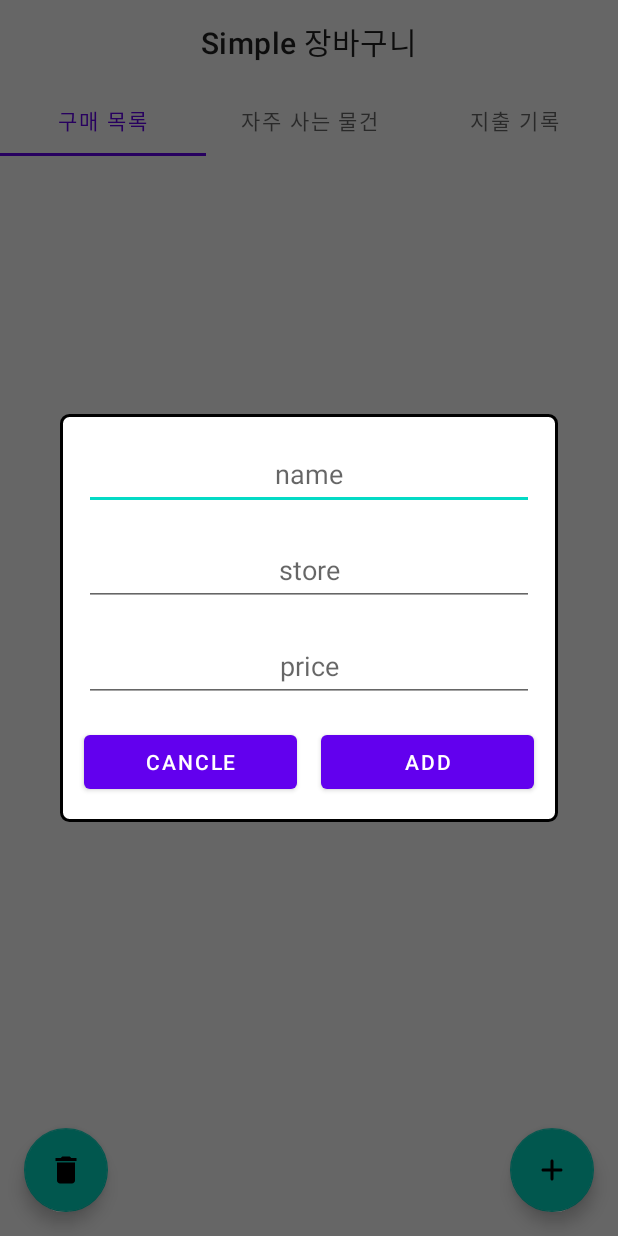
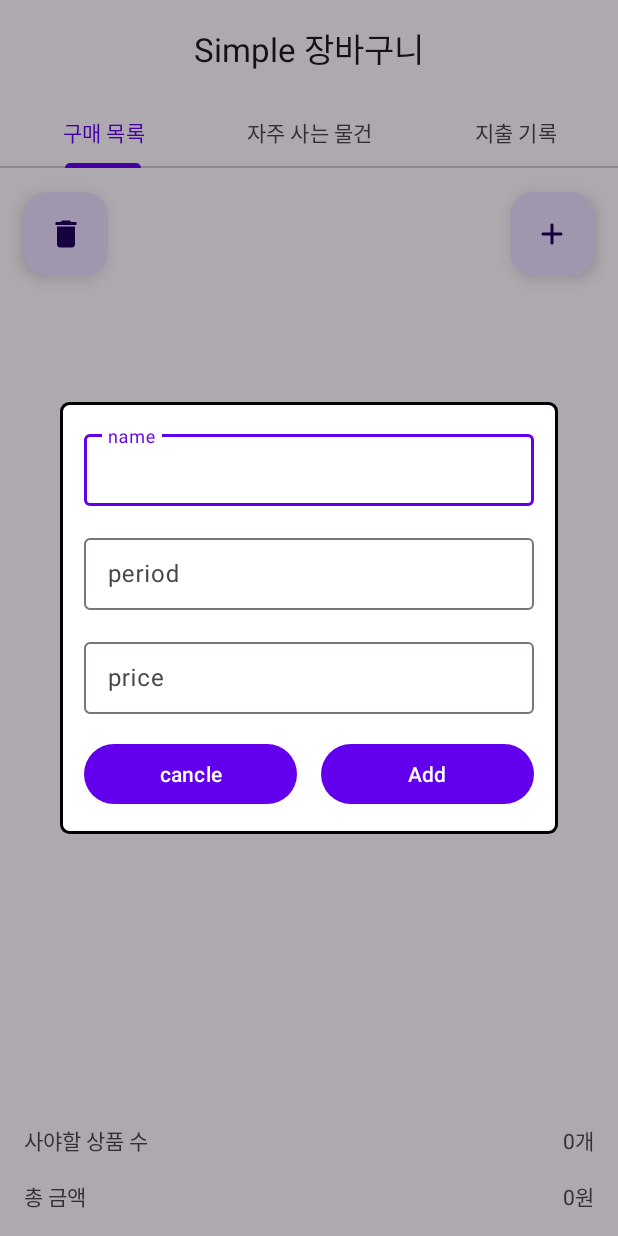
Before and after one commit to jininim/ShoppingList, an Android app: the screen it shows after launch (MainActivity), after a tap on "항목 추가", on a phone screen of 412 x 824 dp. Run offline under Robolectric (Android 15) with nearby library versions, the phone set to English and light mode, and no system bars; our stand-ins replace Room's generated code, data binding.

Commit message:
쇼핑리스트App- 2023-03-28 수행 작업 : Room 라이브러리 활용 구매항목 추가 및 삭제 기능 추가 완료 구매할 항목 수 , 전체 가격 표시 기능 추가

```diff
--- a/app/build.gradle
+++ b/app/build.gradle
@@ -53,6 +53,9 @@ dependencies {
 //    implementation "androidx.lifecycle:lifecycle-common-java8:2.6.1"
 
 
+    implementation "androidx.compose.material3:material3:1.0.1"
+    implementation "androidx.compose.material3:material3-window-size-class:1.0.1"
+
     implementation 'androidx.core:core-ktx:1.9.0'
     implementation 'androidx.appcompat:appcompat:1.6.1'
     implementation 'com.google.android.material:material:1.8.0'
--- a/app/src/main/java/com/mvvm/basket/ui/list/DialogAdd.kt
+++ b/app/src/main/java/com/mvvm/basket/ui/list/DialogAdd.kt
@@ -18,20 +18,22 @@ class DialogAdd(
 ) {
     private val dialog = Dialog(context)
     private val binding : DialogAddBinding = DialogAddBinding.inflate(dialog.layoutInflater)
-    private lateinit var productViewModel: ProductViewModel
 
     fun showDia(){
         dialog.setContentView(binding.root)
         // 뒤로가기 버튼 및 화면 밖 터치시 다이어로그 꺼짐
         dialog.setCancelable(true)
         dialog.setCanceledOnTouchOutside(true)
-        // background를 투명하게 만듦
-        // (중요) Dialog는 내부적으로 뒤에 흰 사각형 배경이 존재하므로, 배경을 투명하게 만들지 않으면
-        // corner radius의 적용이 보이지 않는다.
+        // background 투명하게 만듦
+        // (중요) Dialog 내부적으로 뒤에 흰 사각형 배경이 존재하므로, 배경을 투명하게 만들지 않으면
+        // corner radius 적용이 보이지 않는다.
         dialog.window?.setBackgroundDrawable(ColorDrawable(Color.TRANSPARENT))
 
-        binding.btnadd.setOnClickListener {
+        binding.btnAdd.setOnClickListener {
             insertDataToDatabase()
+            dialog.dismiss()
+        }
+        binding.btnCancle.setOnClickListener {
             dialog.dismiss()
         }
 
@@ -51,7 +53,11 @@ class DialogAdd(
     private fun insertDataToDatabase(){
         val name = binding.ettName.text.toString()
         val store =binding.ettStore.text.toString()
-        val price = binding.ettPrice.text.toString().toInt()
+        var price : Int = 0
+        //edit텍스트가 비어있지 않을경우에만 price값을 변경
+        if (binding.ettPrice.text?.isNotEmpty() == true){
+            price = binding.ettPrice.text.toString().toInt()
+        }
         val check = false
         val product = Product(name,store,price,check)
         onClickListener.onClicked(product)
--- a/app/src/main/java/com/mvvm/basket/ui/list/RecyclerAdapter.kt
+++ b/app/src/main/java/com/mvvm/basket/ui/list/RecyclerAdapter.kt
@@ -1,6 +1,4 @@
 package com.mvvm.basket.ui.list
-
-import com.mvvm.basket.R
 
 import android.annotation.SuppressLint
 import android.view.LayoutInflater
@@ -9,14 +7,15 @@ import android.view.ViewGroup
 import android.widget.CheckBox
 import android.widget.LinearLayout
 import android.widget.TextView
-import androidx.lifecycle.ViewModelProvider
 import androidx.recyclerview.widget.RecyclerView
+import com.mvvm.basket.R
 import com.mvvm.basket.ui.list.db.Product
-import com.mvvm.basket.ui.list.db.ProductViewModel
+import java.text.DecimalFormat
 
 
 class RecyclerAdapter(val onClickUpdate: (product: Product) -> Unit) :
     RecyclerView.Adapter<RecyclerAdapter.ViewHolder>() {
+
     private var itemList = emptyList<Product>()
 
     // (1) 아이템 레이아웃과 결합
@@ -31,13 +30,14 @@ class RecyclerAdapter(val onClickUpdate: (product: Product) -> Unit) :
         return itemList.size
     }
 
-    // (3) View에 내용 입력
+    // (3) View 내용 입력
     @SuppressLint("SetTextI18n", "NotifyDataSetChanged")
     override fun onBindViewHolder(holder: ViewHolder, position: Int) {
         val current = itemList[position]
         holder.name.text = current.name
-        holder.place.text = current.place
-        holder.price.text = current.price.toString()
+        holder.place.text = current.period
+        holder.price.text = DecimalFormat("###,###").format(current.price).toString() + "원"
+
         holder.checkBox.isChecked = current.check
         holder.checkBox.setOnClickListener {
             if (!current.check) {
@@ -50,10 +50,12 @@ class RecyclerAdapter(val onClickUpdate: (product: Product) -> Unit) :
         }
 
 
+
     }
 
     // (4) 레이아웃 내 View 연결
-    class ViewHolder(itemView: View) : RecyclerView.ViewHolder(itemView) {
+    inner class ViewHolder(itemView: View) : RecyclerView.ViewHolder(itemView) {
+
         val name: TextView = itemView.findViewById(R.id.ProductName)
         val place: TextView = itemView.findViewById(R.id.ProductPlace)
         val price: TextView = itemView.findViewById(R.id.ProductPrice)
--- a/app/src/main/java/com/mvvm/basket/ui/list/TabOneFragment.kt
+++ b/app/src/main/java/com/mvvm/basket/ui/list/TabOneFragment.kt
@@ -1,5 +1,6 @@
 package com.mvvm.basket.ui.list
 
+import android.annotation.SuppressLint
 import android.os.Bundle
 import androidx.fragment.app.Fragment
 import android.view.LayoutInflater
@@ -19,6 +20,7 @@ class TabOneFragment : Fragment() {
     private val binding get() = _binding!!
 
 
+    @SuppressLint("SetTextI18n")
     override fun onCreateView(
         inflater: LayoutInflater, container: ViewGroup?,
         savedInstanceState: Bundle?
@@ -32,6 +34,7 @@ class TabOneFragment : Fragment() {
         val adapter = RecyclerAdapter(onClickUpdate = {
             productViewModel.updateProduct(it)
         })
+
         binding.Recycle.adapter = adapter
         binding.Recycle.layoutManager = LinearLayoutManager(requireContext())
 
@@ -42,14 +45,26 @@ class TabOneFragment : Fragment() {
 
             //fabDel 버튼 클릭시 이벤트
             binding.fabDel.setOnClickListener {
-                for (i in products){
-                    if (i.check){
+                for (i in products) {
+                    if (i.check) {
                         productViewModel.deleteProduct(i)
                     }
                 }
             }
 
 
+        })
+
+//        totalPrice 값 변경 시
+        productViewModel.totalPrice.observe(viewLifecycleOwner, Observer {
+            it.let {
+                binding.totalPrice.text = it.toString() + "원"
+            }
+
+        })
+        //count(튜플의 수 ) 변경 시
+        productViewModel.count.observe(viewLifecycleOwner, Observer {
+            binding.count.text = it.toString() + "개"
         })
 
         //fabAdd 버튼 클릭 시
--- a/app/src/main/java/com/mvvm/basket/ui/list/db/Product.kt
+++ b/app/src/main/java/com/mvvm/basket/ui/list/db/Product.kt
@@ -1,14 +1,16 @@
 package com.mvvm.basket.ui.list.db
 
+import android.os.Parcelable
 import androidx.room.ColumnInfo
 import androidx.room.Entity
 import androidx.room.PrimaryKey
 
 //상품명 , 판매처 , 가격
+
 @Entity(tableName = "product_table")
 data class Product(
     @PrimaryKey @ColumnInfo(name = "name") var name: String,
-    @ColumnInfo(name = "place") var place: String,
+    @ColumnInfo(name = "period ") var period : String,
     @ColumnInfo(name ="price") var price: Int,
     @ColumnInfo(name ="check") var check: Boolean
 )
--- a/app/src/main/java/com/mvvm/basket/ui/list/db/ProductDao.kt
+++ b/app/src/main/java/com/mvvm/basket/ui/list/db/ProductDao.kt
@@ -8,6 +8,13 @@ import androidx.room.*
 interface ProductDao {
     @Query("SELECT * FROM product_table ORDER BY name ASC")
     fun getProduct(): LiveData<List<Product>>
+
+    //price컬럼이 Null이 아닐경우 SUM(price)를 반환하고 아닌경우 0을 반환
+    @Query("SELECT COALESCE(SUM(price), 0) FROM product_table WHERE price IS NOT NULL")
+    fun getSumOfPrice() : LiveData<Int>
+
+    @Query("SELECT COUNT(*) FROM product_table")
+    fun getCount() : LiveData<Int>
 
     @Insert(onConflict = OnConflictStrategy.REPLACE)
     fun insert(product: Product)
--- a/app/src/main/java/com/mvvm/basket/ui/list/db/ProductRepository.kt
+++ b/app/src/main/java/com/mvvm/basket/ui/list/db/ProductRepository.kt
@@ -7,6 +7,8 @@ import androidx.lifecycle.MutableLiveData
 class ProductRepository(private val productDao: ProductDao) {
 
     val allProduct: LiveData<List<Product>> = productDao.getProduct()
+    val totalPrice : LiveData<Int> = productDao.getSumOfPrice()
+    val count : LiveData<Int> = productDao.getCount()
 
     // By default Room runs suspend queries off the main thread, therefore, we don't need to
     // implement anything else to ensure we're not doing long running database work
@@ -18,6 +20,7 @@ class ProductRepository(private val productDao: ProductDao) {
     suspend fun updateProduct(product: Product){
         productDao.updateProduct(product)
     }
+
     suspend fun deleteProduct(product: Product){
         productDao.deleteProduct(product)
     }
--- a/app/src/main/java/com/mvvm/basket/ui/list/db/ProductViewModel.kt
+++ b/app/src/main/java/com/mvvm/basket/ui/list/db/ProductViewModel.kt
@@ -5,19 +5,27 @@ import android.content.Context
 import android.view.View
 import androidx.lifecycle.*
 import com.mvvm.basket.ui.list.DialogAdd
+
 import kotlinx.coroutines.Dispatchers
 import kotlinx.coroutines.launch
 
 
 class ProductViewModel(application: Application) : AndroidViewModel(application) {
+    //db 데이터
+    val readAllData : LiveData<List<Product>>
+    //db 데이터 내 totalPrice
+    val totalPrice : LiveData<Int>
 
-    val readAllData : LiveData<List<Product>>
+    //db 튜플의 수
+    val count : LiveData<Int>
     private val repository :ProductRepository
 
     init {
         val productDao = ProductRoomDatabase.getDatabase(application).productDao()
         repository = ProductRepository(productDao)
         readAllData = repository.allProduct
+        totalPrice = repository.totalPrice
+        count = repository.count
     }
 
     fun addProduct(product: Product){
@@ -31,10 +39,9 @@ class ProductViewModel(application: Application) : AndroidViewModel(application)
             if(product.check){
                 repository.deleteProduct(product)
             }
-
-
         }
     }
+
 
     fun deleteAllProduct(){
         viewModelScope.launch(Dispatchers.IO) {
@@ -57,8 +64,8 @@ class ProductViewModel(application: Application) : AndroidViewModel(application)
                 addProduct(product)
             }
         })
-
     }
 
 
+
 }
--- a/app/src/main/res/layout/activity_main.xml
+++ b/app/src/main/res/layout/activity_main.xml
@@ -27,7 +27,6 @@
 
         <com.google.android.material.tabs.TabLayout
             android:id="@+id/TabLayout"
-
             android:layout_width="match_parent"
             android:layout_height="wrap_content">
 
--- a/app/src/main/res/layout/dialog_add.xml
+++ b/app/src/main/res/layout/dialog_add.xml
@@ -8,77 +8,98 @@
     android:layout_marginRight="16dp"
     android:background="@drawable/dialog_background">
 
-    <EditText
+    <com.google.android.material.textfield.TextInputLayout
+        android:id="@+id/ettNameLayout"
+        android:layout_width="wrap_content"
+        android:layout_height="wrap_content"
+        android:layout_marginStart="16dp"
+        android:layout_marginTop="16dp"
+        android:layout_marginEnd="16dp"
+        app:layout_constraintEnd_toEndOf="parent"
+        app:layout_constraintStart_toStartOf="parent"
+        app:layout_constraintTop_toTopOf="parent">
+
+        <com.google.android.material.textfield.TextInputEditText
             android:id="@+id/ettName"
             android:layout_width="300dp"
             android:layout_height="48dp"
-        android:layout_marginStart="16dp"
-        android:layout_marginTop="16dp"
-        android:layout_marginEnd="16dp"
             android:autofillHints="name"
             android:ems="10"
             android:hint="@string/name"
             android:inputType="textPersonName"
-        android:textAlignment="center"
+            android:textAlignment="center" />
+    </com.google.android.material.textfield.TextInputLayout>
+
+    <com.google.android.material.textfield.TextInputLayout
+        android:id="@+id/ettStoreLayout"
+        android:layout_width="wrap_content"
+        android:layout_height="wrap_content"
+        android:layout_marginStart="16dp"
+        android:layout_marginTop="16dp"
+        android:layout_marginEnd="16dp"
         app:layout_constraintEnd_toEndOf="parent"
         app:layout_constraintStart_toStartOf="parent"
-        app:layout_constraintTop_toTopOf="parent" />
+        app:layout_constraintTop_toBottomOf="@+id/ettNameLayout">
 
-    <EditText
+        <com.google.android.material.textfield.TextInputEditText
             android:id="@+id/ettStore"
             android:layout_width="300dp"
             android:layout_height="48dp"
+
+            android:autofillHints="place"
+            android:ems="10"
+            android:hint="@string/period"
+            android:inputType="textPersonName"
+            android:textAlignment="center" />
+    </com.google.android.material.textfield.TextInputLayout>
+
+    <com.google.android.material.textfield.TextInputLayout
+        android:id="@+id/ettPriceLayout"
+        android:layout_width="wrap_content"
+        android:layout_height="wrap_content"
         android:layout_marginStart="16dp"
         android:layout_marginTop="16dp"
         android:layout_marginEnd="16dp"
-        android:autofillHints="place"
-        android:ems="10"
-        android:hint="@string/store"
-        android:inputType="textPersonName"
-        android:textAlignment="center"
         app:layout_constraintEnd_toEndOf="parent"
         app:layout_constraintStart_toStartOf="parent"
-        app:layout_constraintTop_toBottomOf="@+id/ettName" />
+        app:layout_constraintTop_toBottomOf="@+id/ettStoreLayout">
 
-    <EditText
+        <com.google.android.material.textfield.TextInputEditText
             android:id="@+id/ettPrice"
             android:layout_width="300dp"
             android:layout_height="48dp"
-        android:layout_marginStart="16dp"
-        android:layout_marginTop="16dp"
-        android:layout_marginEnd="16dp"
             android:autofillHints=""
             android:ems="10"
             android:hint="@string/price"
             android:inputType="number"
-        android:textAlignment="center"
-        app:layout_constraintEnd_toEndOf="parent"
-        app:layout_constraintStart_toStartOf="parent"
-        app:layout_constraintTop_toBottomOf="@+id/ettStore" />
+            android:textAlignment="center" />
+    </com.google.android.material.textfield.TextInputLayout>
+
+
 
     <Button
-        android:id="@+id/btncancle"
+        android:id="@+id/btnCancle"
         android:layout_width="0dp"
         android:layout_height="wrap_content"
         android:layout_marginTop="16dp"
         android:layout_marginEnd="8dp"
         android:layout_marginBottom="16dp"
-        android:text="cancle"
+        android:text="@string/cancle"
         app:layout_constraintBottom_toBottomOf="parent"
-        app:layout_constraintEnd_toStartOf="@+id/btnadd"
-        app:layout_constraintStart_toStartOf="@+id/ettPrice"
-        app:layout_constraintTop_toBottomOf="@+id/ettPrice" />
+        app:layout_constraintEnd_toStartOf="@+id/btnAdd"
+        app:layout_constraintStart_toStartOf="@+id/ettPriceLayout"
+        app:layout_constraintTop_toBottomOf="@+id/ettPriceLayout" />
 
     <Button
-        android:id="@+id/btnadd"
+        android:id="@+id/btnAdd"
         android:layout_width="0dp"
         android:layout_height="wrap_content"
         android:layout_marginStart="8dp"
         android:layout_marginTop="16dp"
         android:layout_marginBottom="16dp"
-        android:text="Add"
+        android:text="@string/add"
         app:layout_constraintBottom_toBottomOf="parent"
-        app:layout_constraintEnd_toEndOf="@+id/ettPrice"
-        app:layout_constraintStart_toEndOf="@+id/btncancle"
-        app:layout_constraintTop_toBottomOf="@+id/ettPrice" />
+        app:layout_constraintEnd_toEndOf="@+id/ettPriceLayout"
+        app:layout_constraintStart_toEndOf="@+id/btnCancle"
+        app:layout_constraintTop_toBottomOf="@+id/ettPriceLayout" />
 </androidx.constraintlayout.widget.ConstraintLayout>
--- a/app/src/main/res/layout/fragment_tab_one.xml
+++ b/app/src/main/res/layout/fragment_tab_one.xml
@@ -32,25 +32,63 @@
             android:id="@+id/fabAdd"
             android:layout_width="wrap_content"
             android:layout_height="wrap_content"
+            android:layout_marginTop="16dp"
             android:layout_marginEnd="16dp"
-            android:layout_marginBottom="16dp"
-            app:layout_constraintBottom_toBottomOf="parent"
+            android:contentDescription="@string/add_product"
+            android:focusable="true"
             app:layout_constraintEnd_toEndOf="parent"
-            app:srcCompat="@drawable/round_add_24"
-            android:contentDescription="@string/add_product"
-            android:focusable="true" />
+            app:layout_constraintTop_toBottomOf="@+id/Recycle"
+            app:srcCompat="@drawable/round_add_24" />
 
         <com.google.android.material.floatingactionbutton.FloatingActionButton
             android:id="@+id/fabDel"
             android:layout_width="wrap_content"
             android:layout_height="wrap_content"
             android:layout_marginStart="16dp"
+            android:layout_marginTop="16dp"
+            android:contentDescription="@string/delete_product"
+            android:focusable="true"
+            app:layout_constraintStart_toStartOf="parent"
+            app:layout_constraintTop_toBottomOf="@+id/Recycle"
+            app:srcCompat="@drawable/baseline_delete_24" />
+
+        <TextView
+            android:id="@+id/textView"
+            android:layout_width="wrap_content"
+            android:layout_height="wrap_content"
+            android:layout_marginStart="16dp"
             android:layout_marginBottom="16dp"
+            android:text="사야할 상품 수"
+            app:layout_constraintBottom_toTopOf="@+id/textView4"
+            app:layout_constraintStart_toStartOf="parent" />
+
+        <TextView
+            android:id="@+id/textView4"
+            android:layout_width="wrap_content"
+            android:layout_height="wrap_content"
+            android:layout_marginStart="16dp"
+            android:layout_marginBottom="16dp"
+            android:text="총 금액"
             app:layout_constraintBottom_toBottomOf="parent"
-            app:layout_constraintStart_toStartOf="parent"
-            app:srcCompat="@drawable/baseline_delete_24"
-            android:focusable="true"
-            android:contentDescription="@string/delete_product" />
+            app:layout_constraintStart_toStartOf="parent" />
+
+        <TextView
+            android:id="@+id/count"
+            android:layout_width="wrap_content"
+            android:layout_height="wrap_content"
+            android:layout_marginEnd="16dp"
+            android:text="text"
+            app:layout_constraintBottom_toBottomOf="@+id/textView"
+            app:layout_constraintEnd_toEndOf="parent" />
+
+        <TextView
+            android:id="@+id/totalPrice"
+            android:layout_width="wrap_content"
+            android:layout_height="wrap_content"
+            android:layout_marginEnd="16dp"
+            android:text="text"
+            app:layout_constraintBottom_toBottomOf="@+id/textView4"
+            app:layout_constraintEnd_toEndOf="parent" />
 
     </androidx.constraintlayout.widget.ConstraintLayout>
 </layout>
--- a/app/src/main/res/layout/item_recycler.xml
+++ b/app/src/main/res/layout/item_recycler.xml
@@ -15,25 +15,26 @@
 
     <TextView
         android:id="@+id/ProductName"
-        android:layout_width="wrap_content"
+        android:layout_width="match_parent"
         android:layout_height="wrap_content"
         android:layout_weight="1"
         android:text="상품명"
-        android:textAlignment="center" />
+        android:textAlignment="textStart" />
 
     <TextView
         android:id="@+id/ProductPlace"
-        android:layout_width="wrap_content"
+        android:layout_width="match_parent"
         android:layout_height="wrap_content"
         android:layout_weight="1"
         android:text="판매처"
-        android:textAlignment="center" />
+        android:textAlignment="textStart" />
 
     <TextView
         android:id="@+id/ProductPrice"
-        android:layout_width="wrap_content"
+        android:layout_width="match_parent"
         android:layout_height="wrap_content"
+        android:paddingRight="6dp"
         android:layout_weight="1"
         android:text="가격"
-        android:textAlignment="center" />
+        android:textAlignment="textEnd" />
 </LinearLayout>
--- a/app/src/main/res/values/strings.xml
+++ b/app/src/main/res/values/strings.xml
@@ -5,7 +5,9 @@
     <string name="add_product">항목 추가</string>
     <string name="delete_product">항목삭제</string>
     <string name="name">name</string>
-    <string name="place">place</string>
-    <string name="store">store</string>
     <string name="price">price</string>
+    <string name="period">period</string>
+    <string name="deleteAll">deleteAll</string>
+    <string name="cancle">cancle</string>
+    <string name="add">Add</string>
 </resources>
--- a/app/src/main/res/values/themes.xml
+++ b/app/src/main/res/values/themes.xml
@@ -1,6 +1,6 @@
 <resources xmlns:tools="http://schemas.android.com/tools">
     <!-- Base application theme. -->
-    <style name="Theme.ShoppingBasket" parent="Theme.MaterialComponents.DayNight.NoActionBar">
+    <style name="Theme.ShoppingBasket" parent="Theme.Material3.DayNight.NoActionBar">
         <!-- Primary brand color. -->
         <item name="colorPrimary">@color/purple_500</item>
         <item name="colorPrimaryVariant">@color/purple_700</item>
```
Lines whose indentation alone changed are shown as unchanged.
